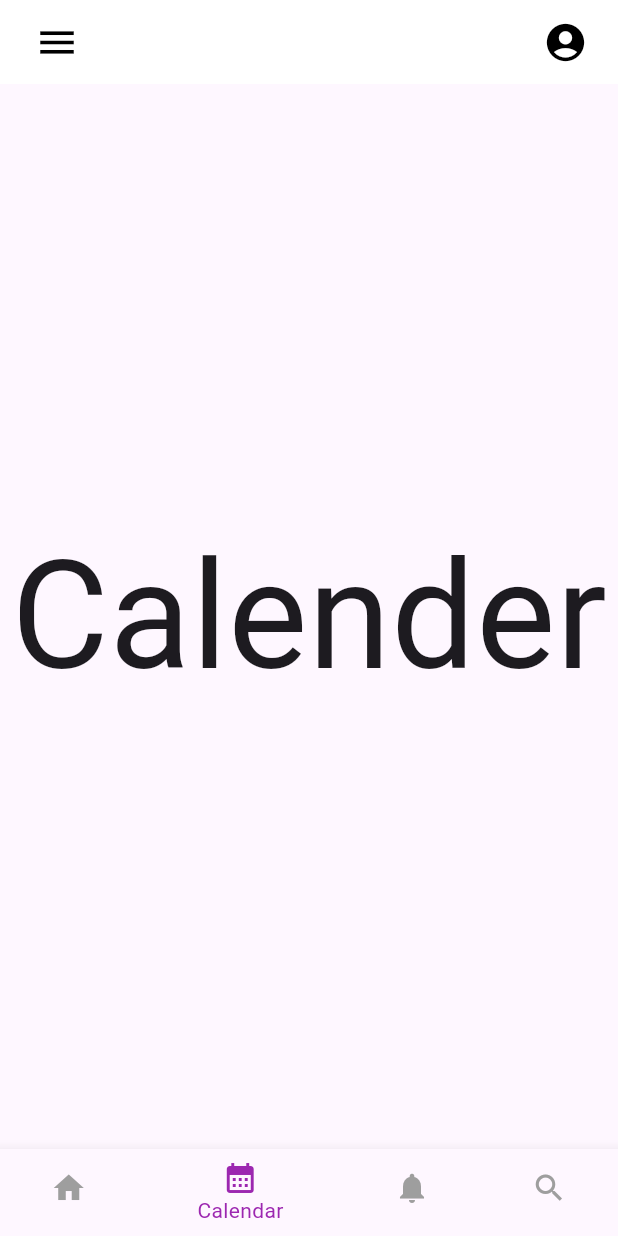
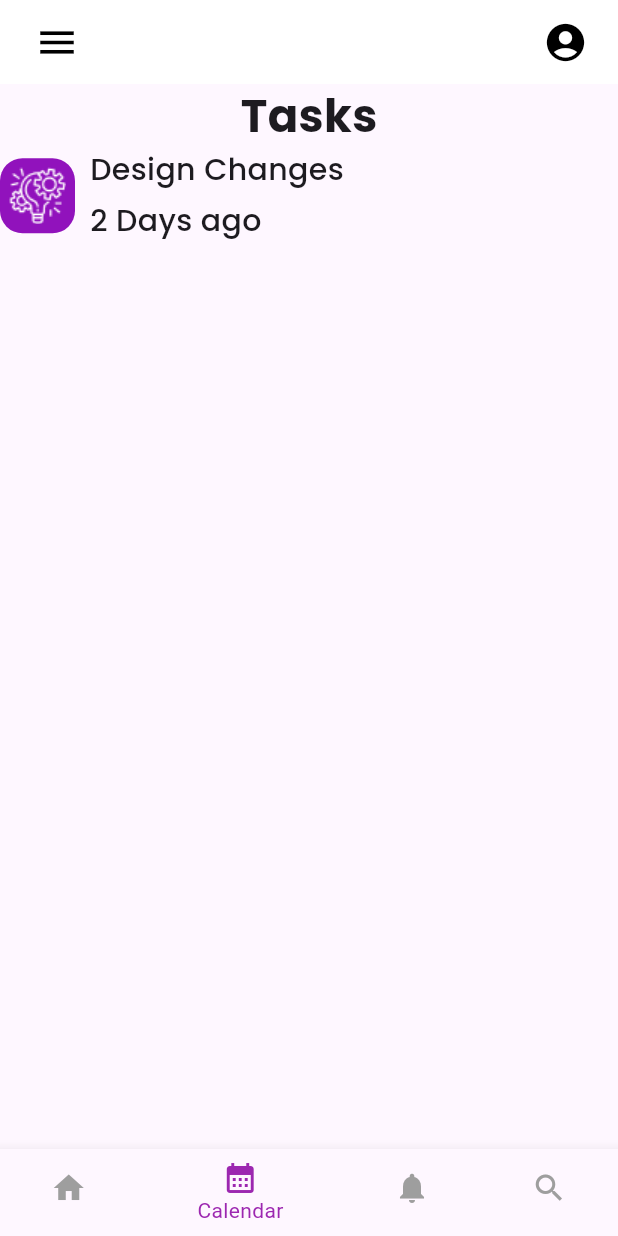
Before and after one commit to PGPrince/task_management_app, a Flutter app: the screen it shows after launch, item 2 of the bottom bar chosen, on a phone screen of 412 x 824 dp. Run offline on Flutter 3.47's test engine with Material 3 defaults, Android fonts, the phone set to English and light mode, and no system bars.

Commit message:
calender page

```diff
--- a/lib/main.dart
+++ b/lib/main.dart
@@ -1,6 +1,7 @@
 import 'package:flutter/material.dart';
 import 'pages/calender_page.dart';
 import 'pages/notifications_page.dart';
+import 'pages/search_page.dart';
 
 void main() {
   runApp(MyApp());
@@ -27,7 +28,7 @@ class _MainPageState extends State<MainPage> {
     HomePage(),
     CalenderPage(),
     NotificationsPage(),
-    Center(child: Text("Search Page")),
+    SearchPage(),
   ];
 
   void _onItemTapped(int index) {
--- a/lib/pages/calender_page.dart
+++ b/lib/pages/calender_page.dart
@@ -6,7 +6,50 @@ class CalenderPage extends StatelessWidget {
   @override
   Widget build(BuildContext context) {
     return Scaffold(
-      body: Center(child: Text("Calender", style: TextStyle(fontSize: 100))),
+      body: Column(
+        children: [
+          Text(
+            'Tasks',
+            style: TextStyle(fontFamily: 'poppins-bold', fontSize: 30),
+          ),
+          Row(
+            children: [
+              Container(
+                height: 50,
+                width: 50,
+                decoration: BoxDecoration(
+                  color: Color(0xff9112BC),
+                  borderRadius: BorderRadius.circular(15),
+                ),
+                child: Image(
+                  image: AssetImage('assets/images/project-management.png'),
+                ),
+              ),
+              SizedBox(width: 10),
+              Column(
+                crossAxisAlignment: CrossAxisAlignment.start,
+                children: [
+                  Text(
+                    'Design Changes',
+                    style: TextStyle(
+                      fontSize: 20,
+                      fontFamily: 'poppins-medium',
+                    ),
+                  ),
+                  SizedBox(height: 5),
+                  Text(
+                    '2 Days ago',
+                    style: TextStyle(
+                      fontSize: 20,
+                      fontFamily: 'poppins-medium',
+                    ),
+                  ),
+                ],
+              ),
+            ],
+          ),
+        ],
+      ),
     );
   }
 }
--- /dev/null
+++ b/lib/pages/search_page.dart
@@ -0,0 +1,12 @@
+import 'package:flutter/material.dart';
+
+class SearchPage extends StatelessWidget {
+  const SearchPage({Key? key}) : super(key: key);
+
+  @override
+  Widget build(BuildContext context) {
+    return Scaffold(
+      body: Center(child: Text("Search Page", style: TextStyle(fontSize: 50))),
+    );
+  }
+}
```
